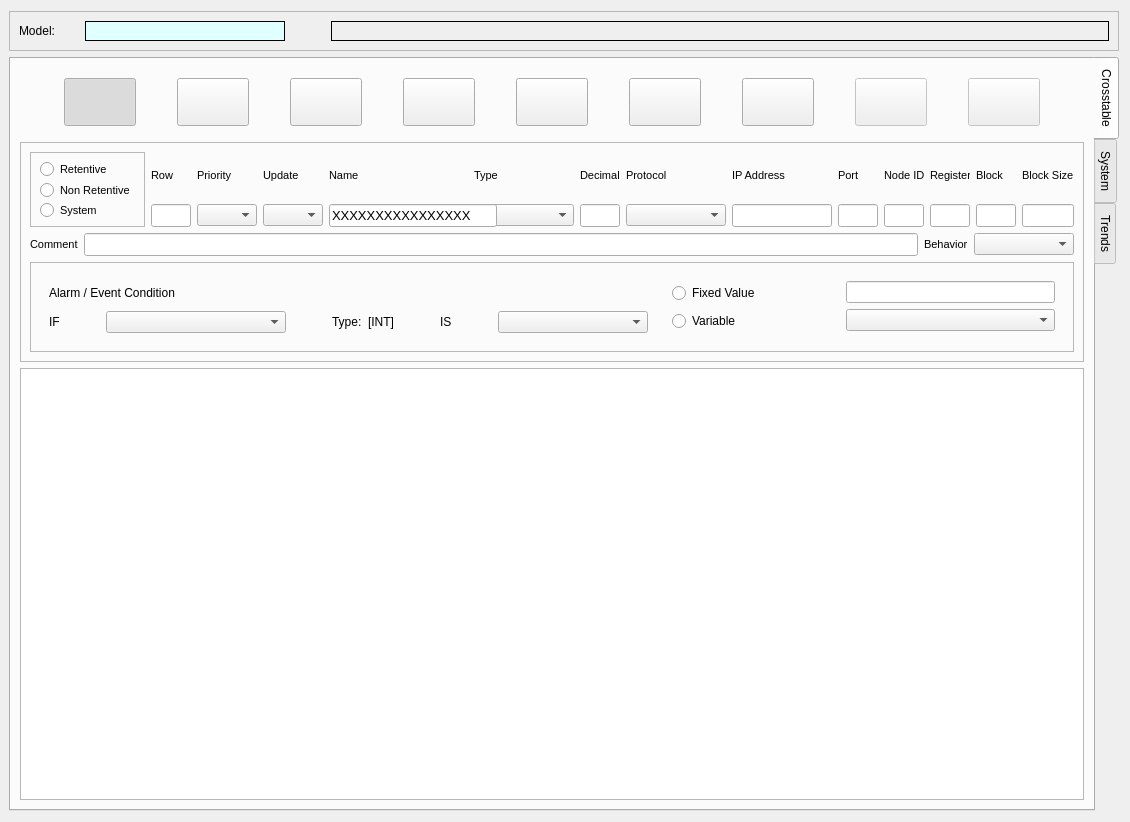
The window that cte/ctedit.ui (MECTsrl/mect_plugins) describes before a commit, drawn with Qt 5.
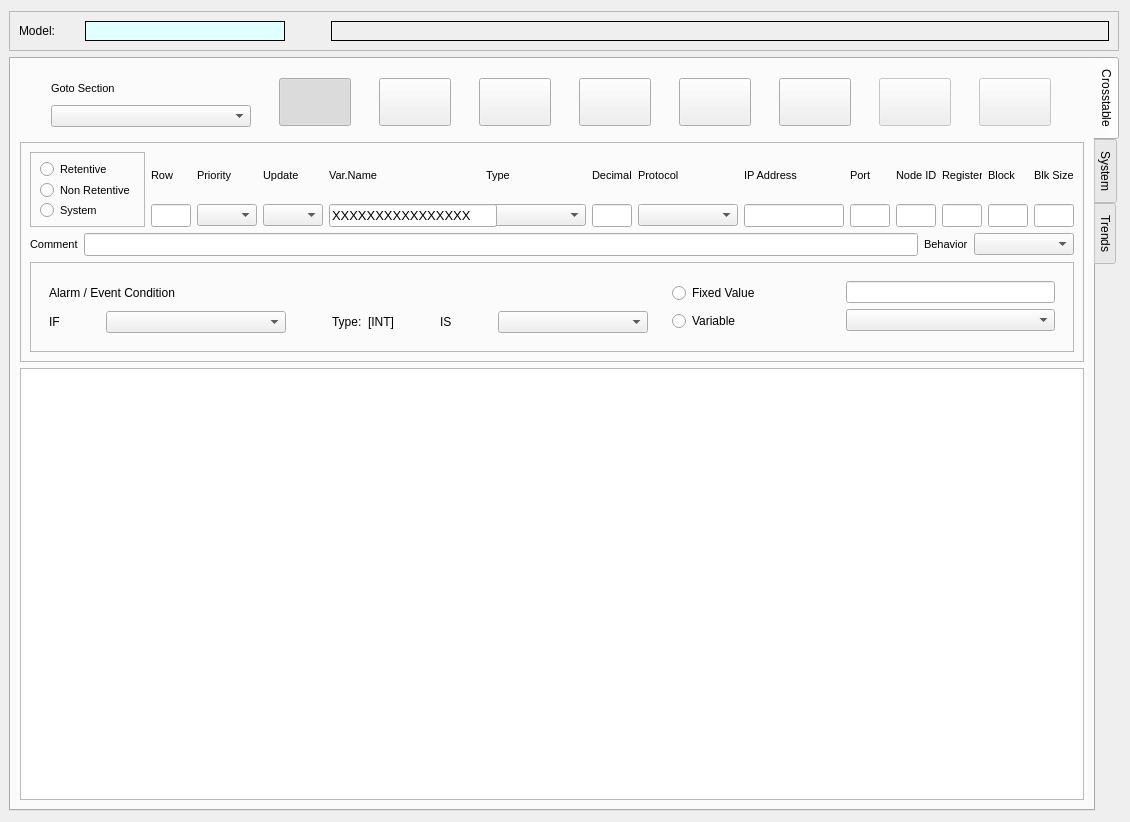
The same window after the commit. Icons and pictures are not drawn.

Commit message: Updated CTE Plugin: - Added new Icons for Context Menu on grid - Removed goto row QPushButton, replaced with CTRL-L keyboard shortcut - Fixed some testing issues

Patch:
```diff
--- a/cte/ctedit.ui
+++ b/cte/ctedit.ui
@@ -228,6 +228,56 @@
             <number>1</number>
            </property>
            <layout class="QHBoxLayout" name="horizontalLayout_3">
+            <item>
+             <layout class="QVBoxLayout" name="verticalLayout_7">
+              <item>
+               <widget class="QLabel" name="lblJumpTo">
+                <property name="minimumSize">
+                 <size>
+                  <width>60</width>
+                  <height>0</height>
+                 </size>
+                </property>
+                <property name="font">
+                 <font>
+                  <pointsize>8</pointsize>
+                  <weight>50</weight>
+                  <bold>false</bold>
+                 </font>
+                </property>
+                <property name="text">
+                 <string>Goto Section</string>
+                </property>
+                <property name="buddy">
+                 <cstring>cboSections</cstring>
+                </property>
+               </widget>
+              </item>
+              <item>
+               <widget class="QComboBox" name="cboSections">
+                <property name="minimumSize">
+                 <size>
+                  <width>120</width>
+                  <height>0</height>
+                 </size>
+                </property>
+                <property name="maximumSize">
+                 <size>
+                  <width>200</width>
+                  <height>16777215</height>
+                 </size>
+                </property>
+                <property name="font">
+                 <font>
+                  <pointsize>8</pointsize>
+                  <weight>50</weight>
+                  <bold>false</bold>
+                 </font>
+                </property>
+               </widget>
+              </item>
+             </layout>
+            </item>
             <item>
              <widget class="QPushButton" name="cmdHideShow">
               <property name="minimumSize">
@@ -277,51 +327,6 @@
               </property>
              </widget>
             </item>
-            <item>
-             <widget class="QPushButton" name="cmdGotoRow">
-              <property name="minimumSize">
-               <size>
-                <width>72</width>
-                <height>48</height>
-               </size>
-              </property>
-              <property name="maximumSize">
-               <size>
-                <width>72</width>
-                <height>48</height>
-               </size>
-              </property>
-              <property name="font">
-               <font>
-                <family>MS Shell Dlg 2</family>
-                <weight>50</weight>
-                <bold>false</bold>
-               </font>
-              </property>
-              <property name="toolTip">
-               <string>Jump to line #</string>
-              </property>
-              <property name="text">
-               <string/>
-              </property>
-              <property name="icon">
-               <iconset resource="qtc.qrc">
-                <normaloff>:/icons/img/Go to.png</normaloff>:/icons/img/Go to.png</iconset>
-              </property>
-              <property name="iconSize">
-               <size>
-                <width>32</width>
-                <height>32</height>
-               </size>
-              </property>
-              <property name="checkable">
-               <bool>false</bool>
-              </property>
-              <property name="autoDefault">
-               <bool>false</bool>
-              </property>
-             </widget>
-            </item>
             <item>
              <widget class="QPushButton" name="cmdSearch">
               <property name="minimumSize">
@@ -805,7 +810,7 @@
                    </font>
                   </property>
                   <property name="text">
-                   <string>Block Size</string>
+                   <string>Blk Size</string>
                   </property>
                   <property name="buddy">
                    <cstring>txtBlockSize</cstring>
@@ -828,7 +833,7 @@
                    </font>
                   </property>
                   <property name="text">
-                   <string>Name</string>
+                   <string>Var.Name</string>
                   </property>
                   <property name="buddy">
                    <cstring>txtName</cstring>
```
Left out of the diff: 1 changed line with no effect on the pictures. The commit also changes 18 other files.
